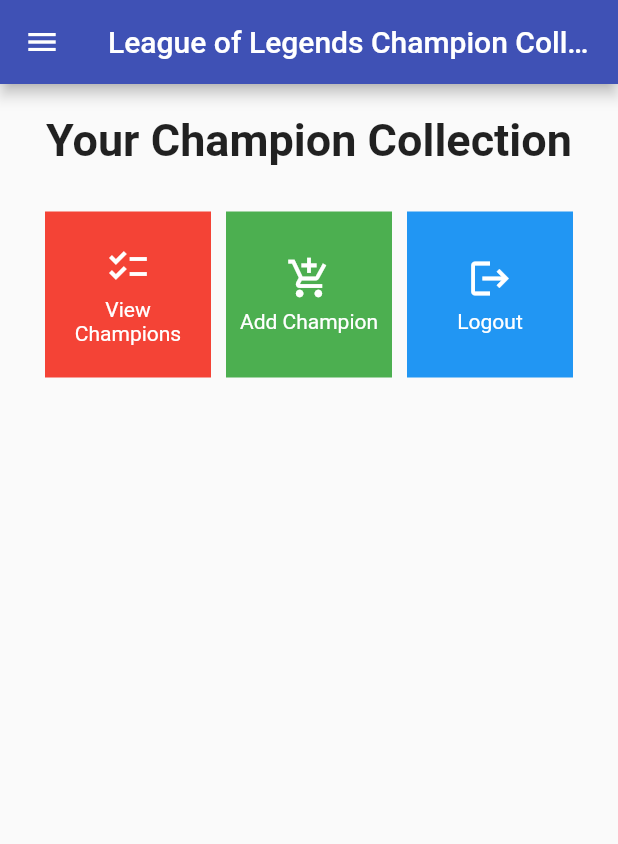
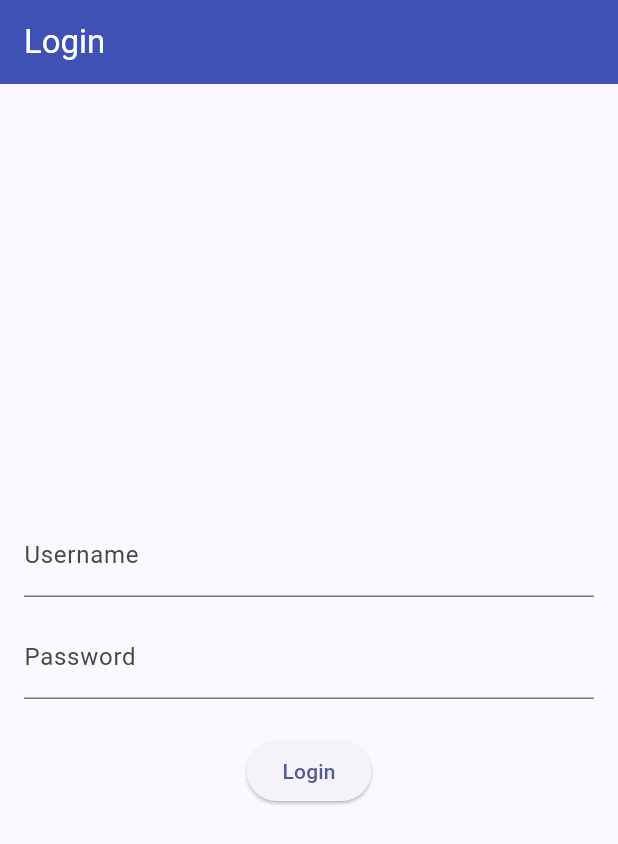
Before and after one commit to OmarK2804/Lol-Champion-Collection, a Flutter app: the screen it shows after launch, on a phone screen of 412 x 824 dp. Shown: the top 844 px of the screen. Run offline on Flutter 3.47's test engine with Material 2 defaults, Android fonts, the phone set to English and light mode, and no system bars; missing offline and left inert: pbp_django_auth.

Commit message:
Django Integration

```diff
--- a/lib/main.dart
+++ b/lib/main.dart
@@ -1,40 +1,29 @@
 import 'package:flutter/material.dart';
-import 'package:lol_champion_collection/screens/menu.dart';
+import 'package:lol_champion_collection/screens/login.dart';
+import 'package:pbp_django_auth/pbp_django_auth.dart';
+import 'package:provider/provider.dart';
 
 void main() {
   runApp(const MyApp());
 }
 
 class MyApp extends StatelessWidget {
-  const MyApp({super.key});
+    const MyApp({Key? key}) : super(key: key);
 
-  // This widget is the root of your application.
     @override
     Widget build(BuildContext context) {
-    return MaterialApp(
-      title: 'Flutter Demo',
+        return Provider(
+            create: (_) {
+                CookieRequest request = CookieRequest();
+                return request;
+            },
+            child: MaterialApp(
+                title: 'Flutter App',
                 theme: ThemeData(
-        // This is the theme of your application.
-        //
-        // TRY THIS: Try running your application with "flutter run". You'll see
-        // the application has a blue toolbar. Then, without quitting the app,
-        // try changing the seedColor in the colorScheme below to Colors.green
-        // and then invoke "hot reload" (save your changes or press the "hot
-        // reload" button in a Flutter-supported IDE, or press "r" if you used
-        // the command line to start the app).
-        //
-        // Notice that the counter didn't reset back to zero; the application
-        // state is not lost during the reload. To reset the state, use hot
-        // restart instead.
-        //
-        // This works for code too, not just values: Most code changes can be
-        // tested with just a hot reload.
-        // colorScheme: ColorScheme.fromSeed(seedColor: Colors.indigo),
-        // useMaterial3: true,
-
-        primarySwatch: Colors.indigo
+                    colorScheme: ColorScheme.fromSeed(seedColor: Colors.indigo),
+                    useMaterial3: true,
                 ),
-      home: MyHomePage(),
+                home: LoginPage()),
         );
     }
 }
--- /dev/null
+++ b/lib/screens/login.dart
@@ -0,0 +1,117 @@
+import 'package:lol_champion_collection/screens/menu.dart';
+import 'package:flutter/material.dart';
+import 'package:pbp_django_auth/pbp_django_auth.dart';
+import 'package:provider/provider.dart';
+
+void main() {
+    runApp(const LoginApp());
+}
+
+class LoginApp extends StatelessWidget {
+const LoginApp({super.key});
+
+@override
+Widget build(BuildContext context) {
+    return MaterialApp(
+        title: 'Login',
+        theme: ThemeData(
+            primarySwatch: Colors.blue,
+    ),
+    home: const LoginPage(),
+    );
+    }
+}
+
+class LoginPage extends StatefulWidget {
+    const LoginPage({super.key});
+
+    @override
+    _LoginPageState createState() => _LoginPageState();
+}
+
+class _LoginPageState extends State<LoginPage> {
+    final TextEditingController _usernameController = TextEditingController();
+    final TextEditingController _passwordController = TextEditingController();
+
+    @override
+    Widget build(BuildContext context) {
+        final request = context.watch<CookieRequest>();
+        return Scaffold(
+            appBar: AppBar(
+                title: const Text('Login'),
+                backgroundColor: Colors.indigo,
+                foregroundColor: Colors.white,
+                automaticallyImplyLeading: false,
+            ),
+            body: Container(
+                padding: const EdgeInsets.all(16.0),
+                child: Column(
+                    mainAxisAlignment: MainAxisAlignment.center,
+                    children: [
+                        TextField(
+                            controller: _usernameController,
+                            decoration: const InputDecoration(
+                                labelText: 'Username',
+                            ),
+                        ),
+                        const SizedBox(height: 12.0),
+                        TextField(
+                            controller: _passwordController,
+                            decoration: const InputDecoration(
+                                labelText: 'Password',
+                            ),
+                            obscureText: true,
+                        ),
+                        const SizedBox(height: 24.0),
+                        ElevatedButton(
+                            onPressed: () async {
+                                String username = _usernameController.text;
+                                String password = _passwordController.text;
+
+                                // Check credentials
+                                // TODO: Change the URL and don't forget to add a trailing slash (/) at the end of the URL!
+                                // To connect the Android emulator to Django on localhost,
+                                // use the URL http://10.0.2.2/
+                                final response = await request.login("http://localhost:8000/auth/login/", {
+                                'username': username,
+                                'password': password,
+                                });
+
+                                if (request.loggedIn) {
+                                    String message = response['message'];
+                                    String uname = response['username'];
+                                    Navigator.pushReplacement(
+                                        context,
+                                        MaterialPageRoute(builder: (context) => MyHomePage()),
+                                    );
+                                    ScaffoldMessenger.of(context)
+                                        ..hideCurrentSnackBar()
+                                        ..showSnackBar(
+                                            SnackBar(content: Text("$message Welcome, $uname.")));
+                                    } else {
+                                    showDialog(
+                                        context: context,
+                                        builder: (context) => AlertDialog(
+                                            title: const Text('Login Failed'),
+                                            content:
+                                                Text(response['message']),
+                                            actions: [
+                                                TextButton(
+                                                    child: const Text('OK'),
+                                                    onPressed: () {
+                                                        Navigator.pop(context);
+                                                    },
+                                                ),
+                                            ],
+                                        ),
+                                    );
+                                }
+                            },
+                            child: const Text('Login'),
+                        ),
+                    ],
+                ),
+            ),
+        );
+    }
+}
--- a/pubspec.yaml
+++ b/pubspec.yaml
@@ -35,6 +35,9 @@
   # The following adds the Cupertino Icons font to your application.
   # Use with the CupertinoIcons class for iOS style icons.
   cupertino_icons: ^1.0.2
+  provider: ^6.1.1
+  pbp_django_auth: ^0.4.0
+  http: ^1.1.0
 
 dev_dependencies:
   flutter_test:
```
Also changed, not shown: lib/models/product.dart (added, +61 -0 lines), lib/screens/detail_product.dart (added, +47 -0 lines), lib/screens/list_product.dart (added, +102 -0 lines), lib/screens/shoplist_form.dart (+38 -34 lines), lib/widgets/left_drawer.dart (+13 -1 lines), lib/widgets/shop_card.dart (+29 -1 lines), pubspec.lock, 2 other files. Lines whose indentation alone changed are shown as unchanged.
